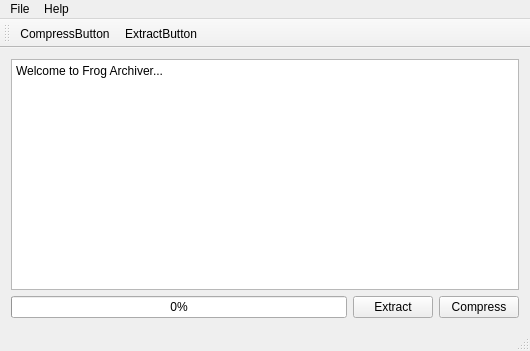
The window that src/mainwindow.ui (berv-uni-project/Frog-Archiver) describes before a commit, drawn with Qt 5.
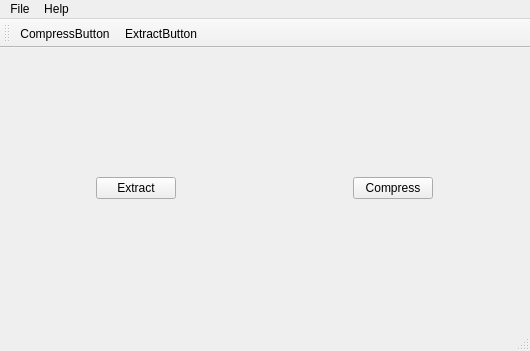
The same window after the commit. Icons and pictures are not drawn.

What changed in the file:
```diff
--- a/src/mainwindow.ui
+++ b/src/mainwindow.ui
@@ -21,41 +21,20 @@
    <layout class="QGridLayout" name="gridLayout">
     <item row="0" column="0">
      <layout class="QGridLayout" name="gridLayout_2">
-      <item row="4" column="2" alignment="Qt::AlignHCenter|Qt::AlignVCenter">
+      <item row="3" column="1" alignment="Qt::AlignHCenter|Qt::AlignVCenter">
        <widget class="QPushButton" name="buttonCompress">
         <property name="text">
          <string>Compress</string>
         </property>
        </widget>
       </item>
-      <item row="4" column="0">
-       <widget class="QProgressBar" name="progressBar">
-        <property name="value">
-         <number>0</number>
-        </property>
-       </widget>
-      </item>
-      <item row="4" column="1" alignment="Qt::AlignHCenter|Qt::AlignVCenter">
+      <item row="3" column="0" alignment="Qt::AlignHCenter|Qt::AlignVCenter">
        <widget class="QPushButton" name="buttonExtract">
         <property name="text">
          <string>Extract</string>
         </property>
        </widget>
       </item>
-      <item row="0" column="0" colspan="3">
-       <widget class="QTextEdit" name="textEdit">
-        <property name="readOnly">
-         <bool>true</bool>
-        </property>
-        <property name="html">
-         <string>&lt;!DOCTYPE HTML PUBLIC &quot;-//W3C//DTD HTML 4.0//EN&quot; &quot;http://www.w3.org/TR/REC-html40/strict.dtd&quot;&gt;
-&lt;html&gt;&lt;head&gt;&lt;meta name=&quot;qrichtext&quot; content=&quot;1&quot; /&gt;&lt;style type=&quot;text/css&quot;&gt;
-p, li { white-space: pre-wrap; }
-&lt;/style&gt;&lt;/head&gt;&lt;body style=&quot; font-family:'MS Shell Dlg 2'; font-size:8.25pt; font-weight:400; font-style:normal;&quot;&gt;
-&lt;p style=&quot; margin-top:0px; margin-bottom:0px; margin-left:0px; margin-right:0px; -qt-block-indent:0; text-indent:0px;&quot;&gt;&lt;span style=&quot; font-size:9pt;&quot;&gt;Welcome to Frog Archiver...&lt;/span&gt;&lt;/p&gt;&lt;/body&gt;&lt;/html&gt;</string>
-        </property>
-       </widget>
-      </item>
      </layout>
     </item>
    </layout>
```
Left out of the diff: 2 changed lines with no effect on the pictures.
